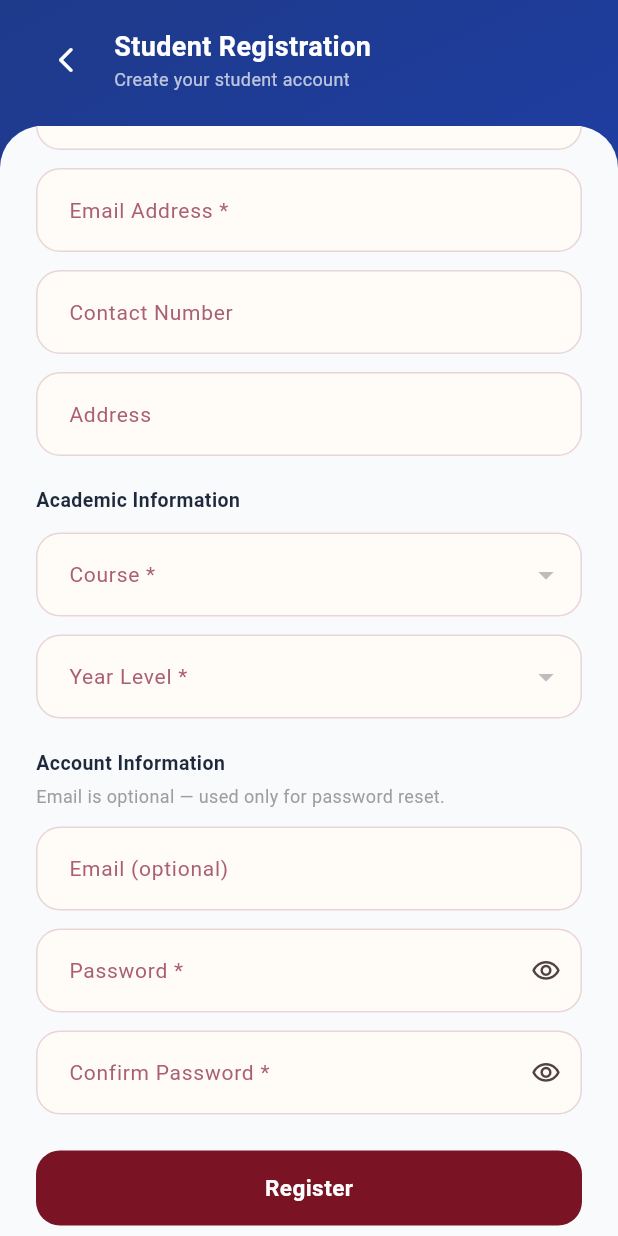
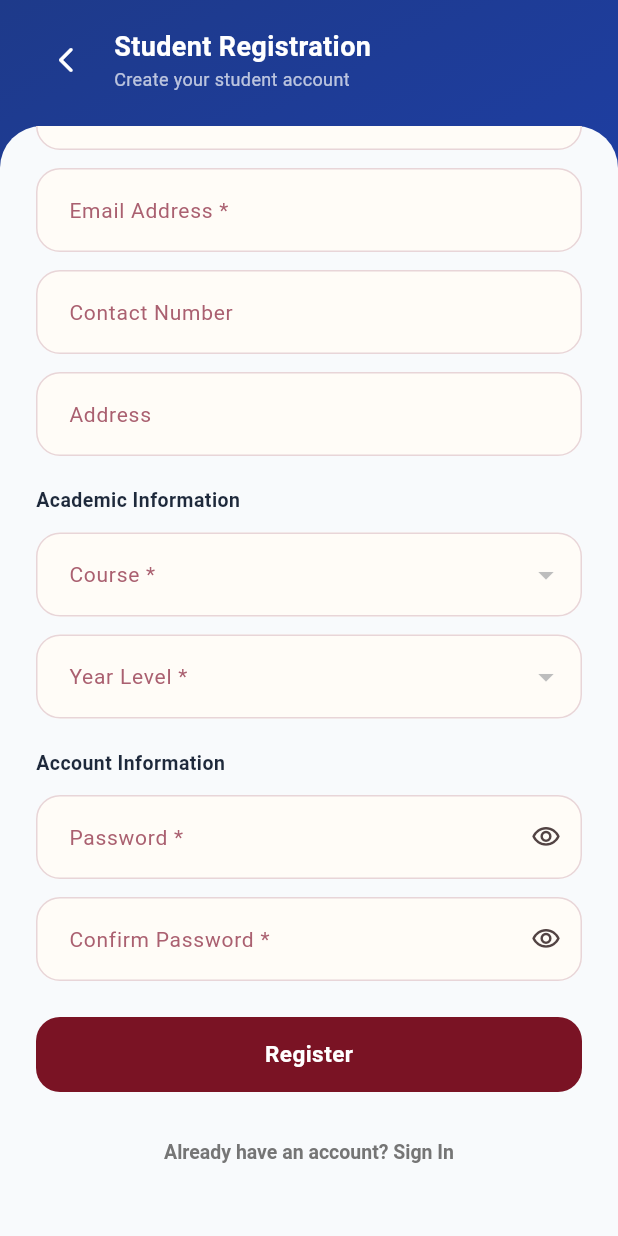
Before and after one commit to testerlingcodo/MOIST, a Flutter app: the RegisterScreen screen opened by its route, scrolled down 367 dp, on a phone screen of 412 x 824 dp. Run offline on Flutter 3.47's test engine with Material 3 defaults, Android fonts, the phone set to English and light mode, and no system bars; our stand-ins replace dio, flutter_local_notifications, flutter_secure_storage, go_router, package_info_plus, qr_flutter; missing offline and left inert: mobile_scanner; accounts and stored records are empty; network calls fail.

Commit message:
fix: remove duplicate email field from Account Information section
Co-Authored-By: Claude Sonnet 4.6 <noreply@anthropic.com>

```diff
--- a/mobile/lib/features/register/register_screen.dart
+++ b/mobile/lib/features/register/register_screen.dart
@@ -329,12 +329,6 @@ class _RegisterScreenState extends State<RegisterScreen> {
 
                           const SizedBox(height: 20),
                           _sectionLabel('Account Information'),
-                          const SizedBox(height: 4),
-                          Text('Email is optional — used only for password reset.',
-                            style: TextStyle(fontSize: 12, color: Colors.grey.shade500)),
-                          const SizedBox(height: 12),
-                          _field(_emailCtrl, 'Email (optional)',
-                            keyboardType: TextInputType.emailAddress),
                           const SizedBox(height: 12),
                           _passwordField(_passwordCtrl, 'Password', _obscurePassword,
                             () => setState(() => _obscurePassword = !_obscurePassword),
```
